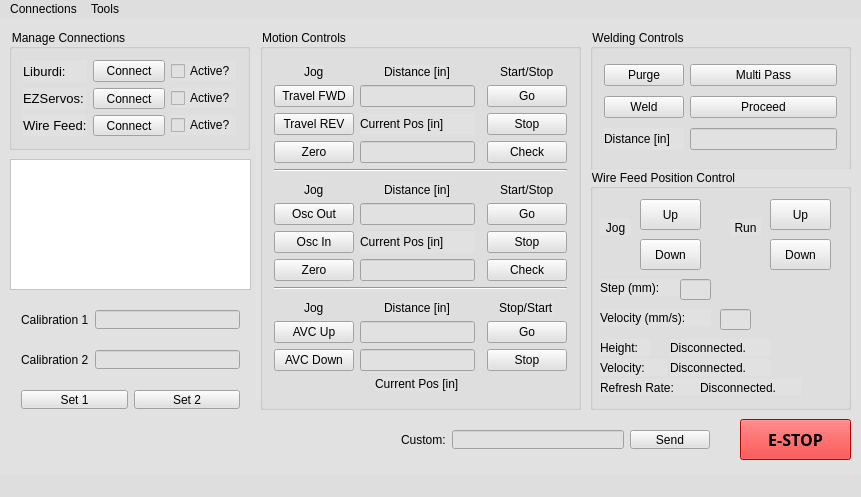
jpenney1993/LiburdiMaster2, file mainwindow.ui: the form before one commit.
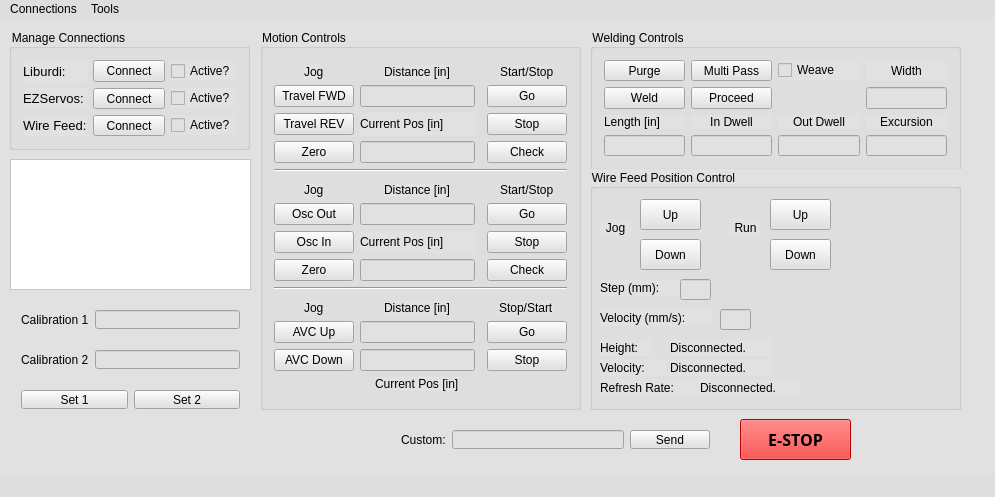
The form after the commit. Icons and pictures are not drawn.

Commit message: Added initial weaving program.

Diff of the .ui file:
```diff
--- a/mainwindow.ui
+++ b/mainwindow.ui
@@ -6,7 +6,7 @@
    <rect>
     <x>0</x>
     <y>0</y>
-    <width>861</width>
+    <width>995</width>
     <height>497</height>
    </rect>
   </property>
@@ -952,7 +952,7 @@
      <rect>
       <x>590</x>
       <y>10</y>
-      <width>261</width>
+      <width>371</width>
       <height>141</height>
      </rect>
     </property>
@@ -960,6 +960,39 @@
      <string>Welding Controls</string>
     </property>
     <layout class="QGridLayout" name="gridLayout_3">
+     <item row="4" column="1">
+      <widget class="QLabel" name="inDwellLabel">
+       <property name="text">
+        <string>In Dwell</string>
+       </property>
+       <property name="alignment">
+        <set>Qt::AlignCenter</set>
+       </property>
+      </widget>
+     </item>
+     <item row="5" column="2">
+      <widget class="QLineEdit" name="outDwellEdit"/>
+     </item>
+     <item row="5" column="0">
+      <widget class="QLineEdit" name="weldDistanceEdit"/>
+     </item>
+     <item row="5" column="1">
+      <widget class="QLineEdit" name="inDwellEdit"/>
+     </item>
+     <item row="1" column="2">
+      <widget class="QCheckBox" name="weaveSelectBox">
+       <property name="text">
+        <string>Weave</string>
+       </property>
+      </widget>
+     </item>
+     <item row="4" column="0">
+      <widget class="QLabel" name="weldDistLabel">
+       <property name="text">
+        <string>Length [in]</string>
+       </property>
+      </widget>
+     </item>
      <item row="3" column="0">
       <widget class="QPushButton" name="weldButton">
        <property name="text">
@@ -983,16 +1016,6 @@
        </property>
       </widget>
      </item>
-     <item row="4" column="0">
-      <widget class="QLabel" name="weldDistLabel">
-       <property name="text">
-        <string>Distance [in]</string>
-       </property>
-      </widget>
-     </item>
-     <item row="4" column="1">
-      <widget class="QLineEdit" name="weldDistanceEdit"/>
-     </item>
      <item row="3" column="1">
       <widget class="QPushButton" name="proceedButton">
        <property name="text">
@@ -1007,6 +1030,42 @@
        </property>
       </widget>
      </item>
+     <item row="4" column="2">
+      <widget class="QLabel" name="outDwellLabel">
+       <property name="text">
+        <string>Out Dwell</string>
+       </property>
+       <property name="alignment">
+        <set>Qt::AlignCenter</set>
+       </property>
+      </widget>
+     </item>
+     <item row="1" column="3">
+      <widget class="QLabel" name="oscWidthLabel">
+       <property name="text">
+        <string>Width</string>
+       </property>
+       <property name="alignment">
+        <set>Qt::AlignCenter</set>
+       </property>
+      </widget>
+     </item>
+     <item row="4" column="3">
+      <widget class="QLabel" name="excursionLabel">
+       <property name="text">
+        <string>Excursion</string>
+       </property>
+       <property name="alignment">
+        <set>Qt::AlignCenter</set>
+       </property>
+      </widget>
+     </item>
+     <item row="5" column="3">
+      <widget class="QLineEdit" name="excursionEdit"/>
+     </item>
+     <item row="3" column="3">
+      <widget class="QLineEdit" name="oscWidthEdit"/>
+     </item>
     </layout>
    </widget>
    <widget class="QPushButton" name="eStopButton">
@@ -1137,7 +1196,7 @@
      <rect>
       <x>590</x>
       <y>150</y>
-      <width>261</width>
+      <width>371</width>
       <height>241</height>
      </rect>
     </property>
@@ -1362,7 +1421,7 @@
     <rect>
      <x>0</x>
      <y>0</y>
-     <width>861</width>
+     <width>995</width>
      <height>22</height>
     </rect>
    </property>
```
The commit also changes 2 other files.
